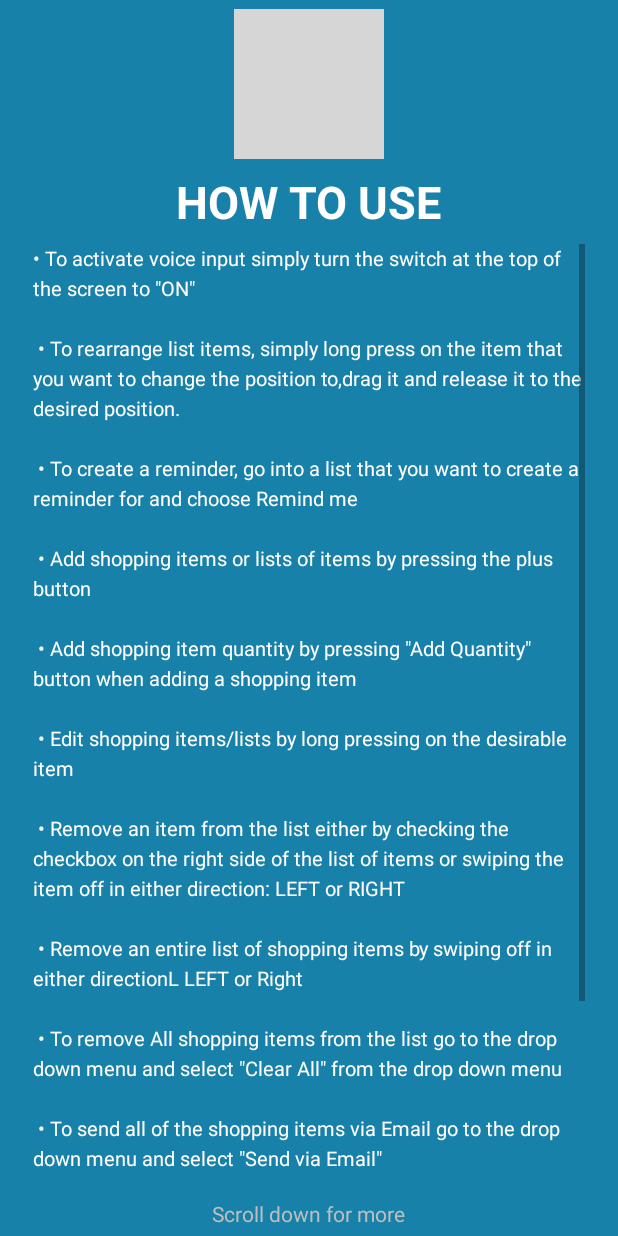
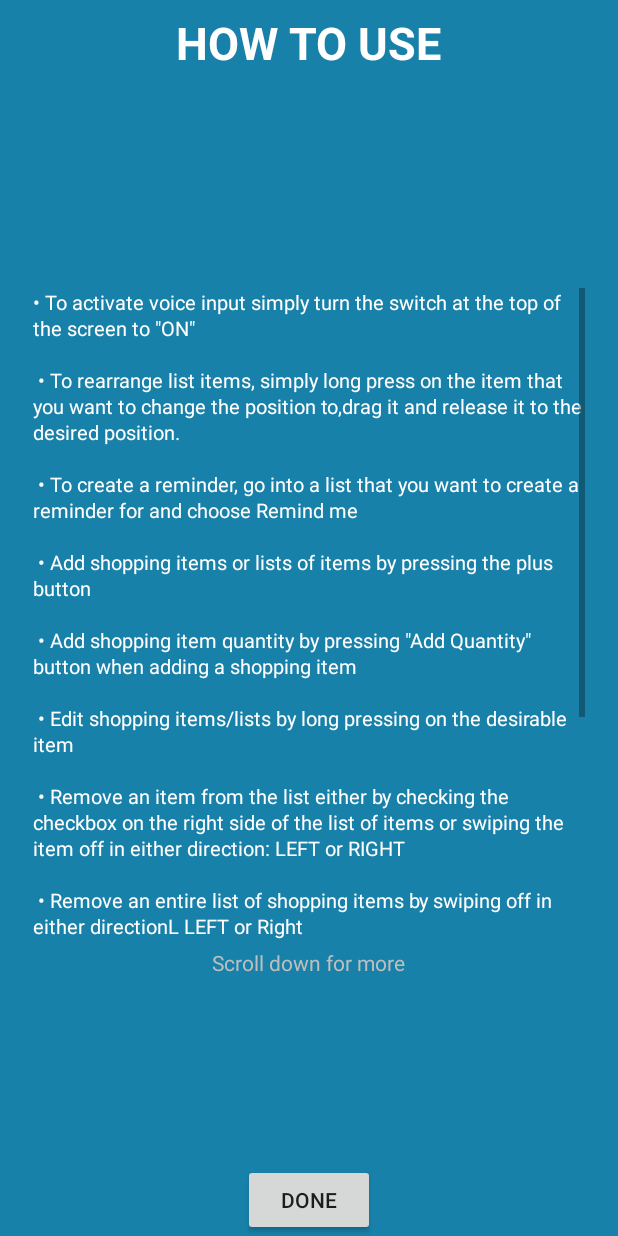
Before and after one commit to boggogo/Quick_Shopping_List, an Android app: the HowToActivity screen opened directly, with no data from a screen before it, on a phone screen of 412 x 824 dp. Run offline under Robolectric (Android 15) with nearby library versions, the phone set to English and light mode, and no system bars; plain views replace AnyTextView; grey boxes are pictures that could not be loaded.

Commit message:
added a start screen when the user is new offering them the option to see the "how to use" screen.

```diff
--- a/app/src/main/AndroidManifest.xml
+++ b/app/src/main/AndroidManifest.xml
@@ -46,6 +46,7 @@
             android:name=".ui.HowToActivity"
             android:label="@string/title_activity_how_to"
             android:parentActivityName=".ui.MainActivity" >
+
             <!-- Parent activity meta-data to support 4.0 and lower -->
             <meta-data
                 android:name="android.support.PARENT_ACTIVITY"
@@ -53,13 +54,15 @@
         </activity>
         <activity
             android:name=".ui.ShoppingListsActivity"
-            android:label="@string/app_name">
+            android:label="@string/app_name" >
             <intent-filter>
                 <action android:name="android.intent.action.MAIN" />
 
                 <category android:name="android.intent.category.LAUNCHER" />
             </intent-filter>
         </activity>
+        <activity android:name=".ui.IsNewUserActivity" >
+        </activity>
     </application>
 
 </manifest>
--- a/app/src/main/java/koemdzhiev/com/quickshoppinglist/ui/HowToActivity.java
+++ b/app/src/main/java/koemdzhiev/com/quickshoppinglist/ui/HowToActivity.java
@@ -1,16 +1,20 @@
 package koemdzhiev.com.quickshoppinglist.ui;
 
+import android.content.Intent;
 import android.os.Bundle;
 import android.support.v7.app.AppCompatActivity;
 import android.text.method.ScrollingMovementMethod;
 import android.view.Menu;
 import android.view.MenuItem;
+import android.view.View;
+import android.widget.Button;
 import android.widget.TextView;
 
 import koemdzhiev.com.quickshoppinglist.R;
 
 public class HowToActivity extends AppCompatActivity {
     private TextView mHowToUse;
+    private Button mGoToTheAppButton;
 
     @Override
     protected void onCreate(Bundle savedInstanceState) {
@@ -19,6 +23,16 @@ public class HowToActivity extends AppCompatActivity {
 
         mHowToUse = (TextView)findViewById(R.id.textView4);
         mHowToUse.setMovementMethod(new ScrollingMovementMethod());
+        mGoToTheAppButton = (Button)findViewById(R.id.goToAppButton);
+        mGoToTheAppButton.setOnClickListener(new View.OnClickListener() {
+            @Override
+            public void onClick(View view) {
+                Intent intent = new Intent(HowToActivity.this,ShoppingListsActivity.class);
+                intent.addFlags(Intent.FLAG_ACTIVITY_NEW_TASK);
+                intent.addFlags(Intent.FLAG_ACTIVITY_CLEAR_TASK);
+                startActivity(intent);
+            }
+        });
     }
 
     @Override
--- a/app/src/main/java/koemdzhiev/com/quickshoppinglist/utils/Constants.java
+++ b/app/src/main/java/koemdzhiev/com/quickshoppinglist/utils/Constants.java
@@ -18,4 +18,6 @@ public class Constants {
     public static final String APP_NAME_KEY = "Easy_Shopping_Pal";
 
     public static final String IF_SKIP_MESSAGE = "if_skip_message";
+
+    public static final String IS_NEW_USER = "is_it_a_new_user";
 }
--- a/app/src/main/res/layout/activity_how_to.xml
+++ b/app/src/main/res/layout/activity_how_to.xml
@@ -7,26 +7,6 @@
                 tools:context="koemdzhiev.com.quickshoppinglist.ui.HowToActivity">
 
 
-    <LinearLayout
-        android:orientation="vertical"
-        android:layout_width="match_parent"
-        android:layout_height="wrap_content"
-        android:id="@+id/linearLayout"
-        android:layout_alignParentTop="true"
-        android:layout_alignParentLeft="true"
-        android:layout_alignParentStart="true"
-        android:layout_above="@+id/textView6">
-
-        <ImageView
-            android:layout_width="100dp"
-            android:layout_height="100dp"
-            android:id="@+id/imageView2"
-            android:layout_gravity="center"
-            android:layout_marginTop="6dp"
-            android:src="@drawable/big_picture"
-            android:adjustViewBounds="true"
-            android:scaleType="fitXY"/>
-
         <TextView
             android:layout_width="wrap_content"
             android:layout_height="wrap_content"
@@ -34,42 +14,52 @@
             android:text="HOW TO USE"
             android:layout_gravity="center"
             android:paddingTop="8dp"
-            android:paddingBottom="8dp"
             android:textSize="30sp"
             android:textColor="@android:color/white"
             android:textStyle="bold"
-            android:id="@+id/textView5"/>
+            android:id="@+id/textView5"
+            android:layout_alignParentTop="true"
+            android:layout_centerHorizontal="true"/>
 
         <LinearLayout
             android:orientation="horizontal"
-            android:layout_width="match_parent"
-            android:layout_height="match_parent">
+            android:layout_centerHorizontal="true"
+            android:layout_centerVertical="true"
+            android:layout_width="wrap_content"
+            android:layout_height="wrap_content"
+            android:id="@+id/linearLayout">
 
             <com.ctrlplusz.anytextview.AnyTextView
                 android:layout_width="wrap_content"
-                android:layout_height="match_parent"
+                android:layout_height="440dp"
                 android:textSize="13sp"
-                android:lineSpacingExtra="4dp"
+                android:lineSpacingExtra="1dp"
                 android:scrollbars = "vertical"
                 android:text="@string/how_to_use"
                 android:id="@+id/textView4"
                 android:textColor="@android:color/white"
                 android:paddingLeft="22sp"
                 android:paddingRight="22sp"
-                android:layout_marginBottom="10dp"
                 foobar:typeface="JungleFeverNF.otf"/>
 
 
         </LinearLayout>
-    </LinearLayout>
 
     <TextView
         android:layout_width="wrap_content"
         android:layout_height="wrap_content"
         android:text="Scroll down for more"
         android:id="@+id/textView6"
-        android:paddingBottom="5dp"
+        android:layout_marginBottom="2dp"
         android:textColor="@android:color/secondary_text_dark"
+        android:layout_below="@+id/linearLayout"
+        android:layout_centerHorizontal="true"/>
+
+    <Button
+        android:layout_width="wrap_content"
+        android:layout_height="wrap_content"
+        android:text="DONE"
+        android:id="@+id/goToAppButton"
         android:layout_alignParentBottom="true"
         android:layout_centerHorizontal="true"/>
 </RelativeLayout>
```
Also changed, not shown: app/src/main/java/koemdzhiev/com/quickshoppinglist/ui/IsNewUserActivity.java (added, +58 -0 lines), app/src/main/java/koemdzhiev/com/quickshoppinglist/ui/ShoppingListsActivity.java (+8 -3 lines), app/src/main/res/layout/activity_is_new_user.xml (added, +66 -0 lines).
